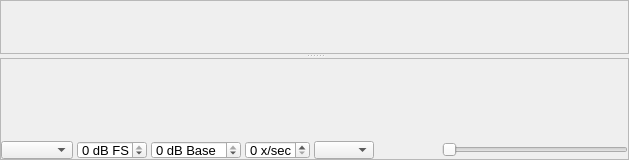
This is application/spectrumwidget.ui in oldscienceguy/PebbleSDR as Qt 5 draws it before an edit. The edited form follows.
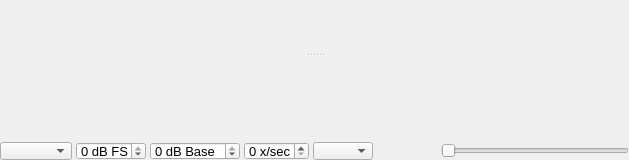
This is the edited form.

What changed in the file:
```diff
--- a/application/spectrumwidget.ui
+++ b/application/spectrumwidget.ui
@@ -42,7 +42,7 @@
      </property>
      <widget class="QFrame" name="zoomFrameSplitter">
       <property name="frameShape">
-       <enum>QFrame::StyledPanel</enum>
+       <enum>QFrame::NoFrame</enum>
       </property>
       <property name="frameShadow">
        <enum>QFrame::Raised</enum>
@@ -126,7 +126,7 @@
      </widget>
      <widget class="QFrame" name="plotFrameSplitter">
       <property name="frameShape">
-       <enum>QFrame::StyledPanel</enum>
+       <enum>QFrame::NoFrame</enum>
       </property>
       <property name="frameShadow">
        <enum>QFrame::Raised</enum>
```
